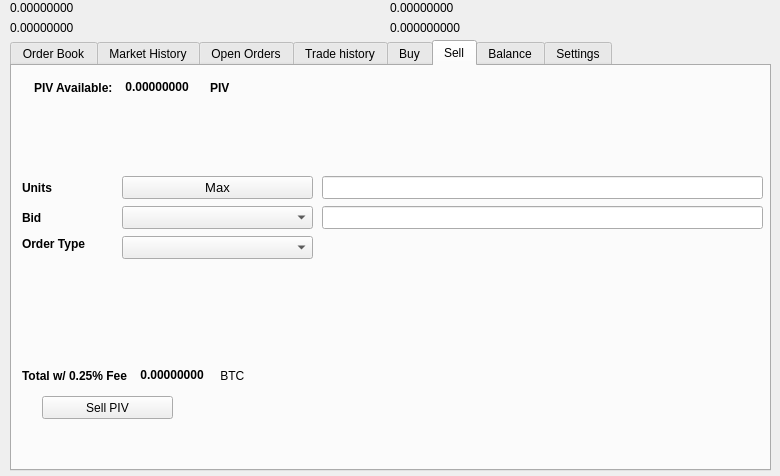
Before: the Qt Designer form src/qt/forms/tradingdialog.ui in midnight-miner/LasVegasCoin, drawn with Qt 5.
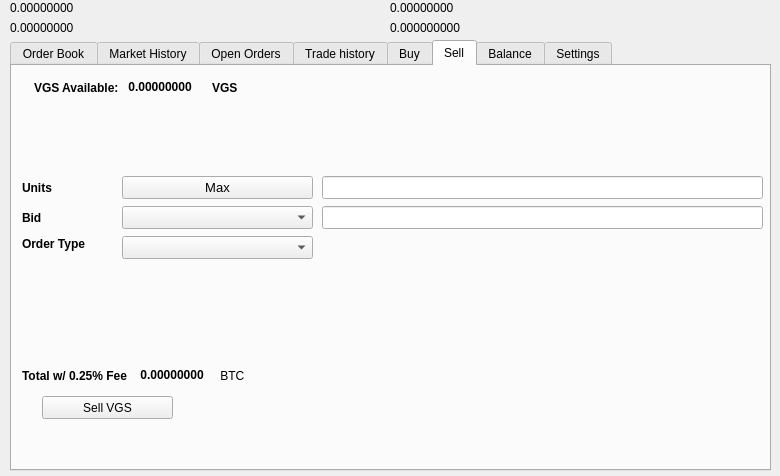
After: the same form once the commit is applied. The open tabs and pages were chosen to show the change. Icons and pictures are not drawn.

Diff of the .ui file:
```diff
--- a/src/qt/forms/tradingdialog.ui
+++ b/src/qt/forms/tradingdialog.ui
@@ -1751,7 +1751,7 @@
       </rect>
      </property>
      <property name="text">
-      <string>Sell PIV</string>
+      <string>Sell VGS</string>
      </property>
      <property name="icon">
       <iconset resource="../lasvegascoin">
@@ -1777,7 +1777,7 @@
          </font>
         </property>
         <property name="text">
-         <string>PIV Available:</string>
+         <string>VGS Available:</string>
         </property>
        </widget>
       </item>
@@ -2221,7 +2221,7 @@
          </font>
         </property>
         <property name="text">
-         <string>PIV</string>
+         <string>VGS</string>
         </property>
        </widget>
       </item>
```
Left out of the diff: 34 changed lines with no effect on the pictures.
